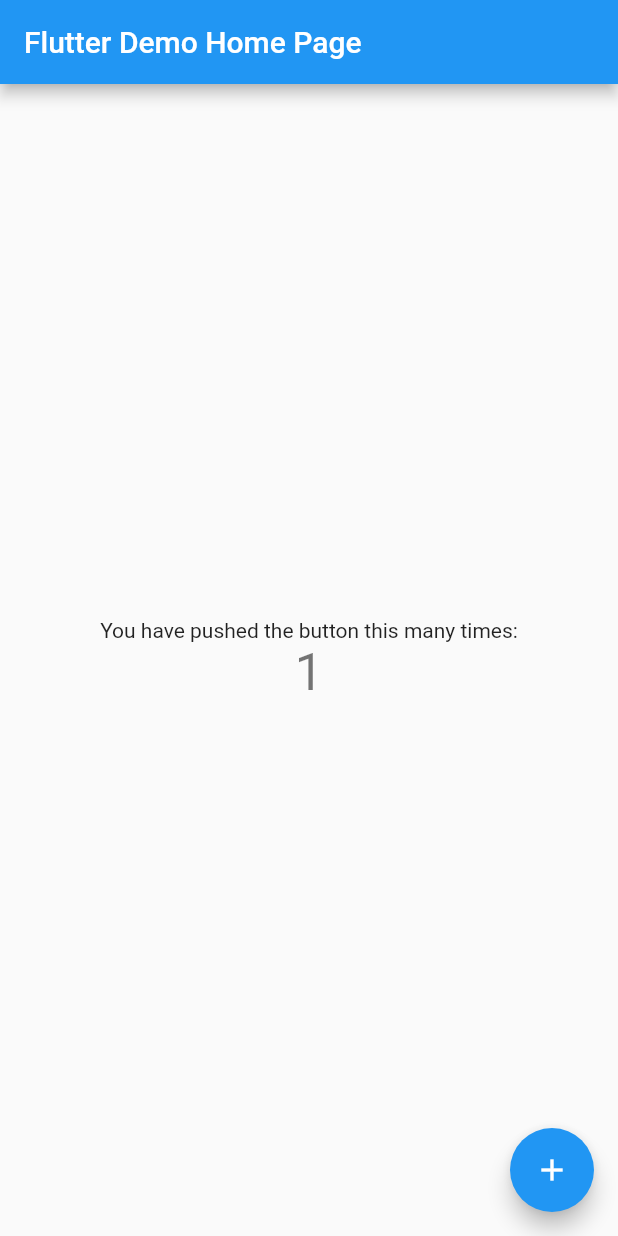
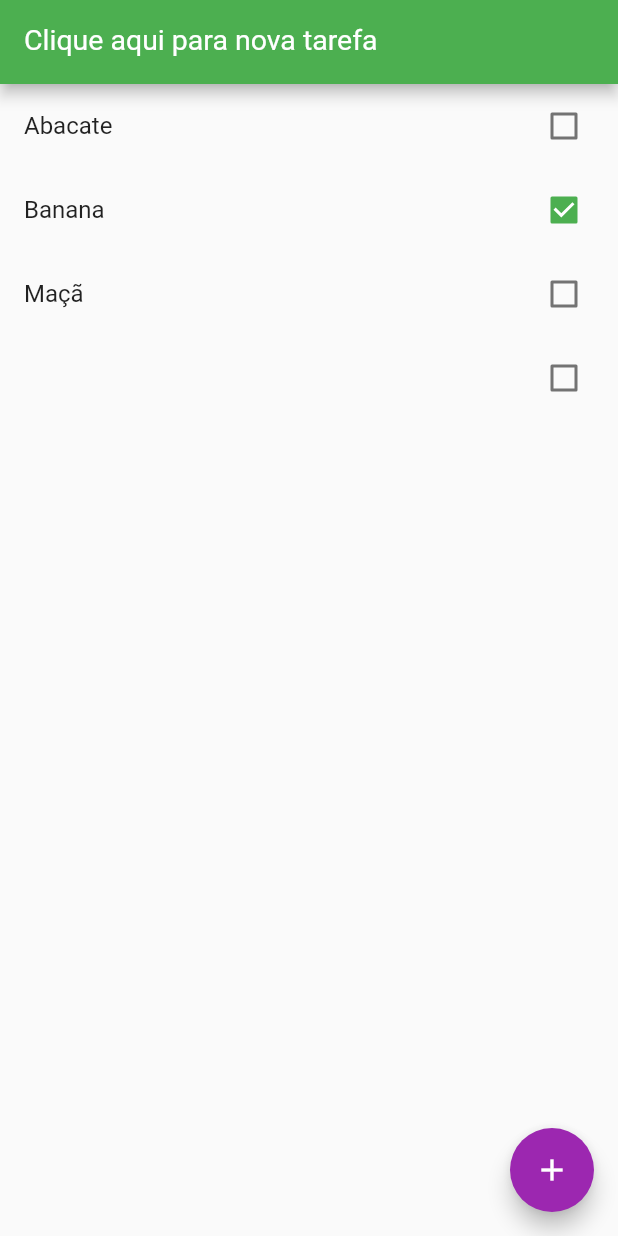
Before and after one commit to igordsa/App_flutter, a Flutter app: the screen it shows after launch, after a tap on the "add" icon, on a phone screen of 412 x 824 dp. Run offline on Flutter 3.47's test engine with Material 2 defaults, Android fonts, the phone set to English and light mode, and no system bars.

Commit message:
Estrutura inicial

```diff
--- a/App_init/lib/main.dart
+++ b/App_init/lib/main.dart
@@ -1,117 +1,90 @@
+import 'package:App_init/models/item.dart';
 import 'package:flutter/material.dart';
+import 'package:flutter/widgets.dart';
 
-void main() {
-  runApp(MyApp());
-}
+void main() => runApp(App());
 
-class MyApp extends StatelessWidget {
-  // This widget is the root of your application.
+class App extends StatelessWidget {
   @override
   Widget build(BuildContext context) {
     return MaterialApp(
-      title: 'Flutter Demo',
-      theme: ThemeData(
-        // This is the theme of your application.
-        //
-        // Try running your application with "flutter run". You'll see the
-        // application has a blue toolbar. Then, without quitting the app, try
-        // changing the primarySwatch below to Colors.green and then invoke
-        // "hot reload" (press "r" in the console where you ran "flutter run",
-        // or simply save your changes to "hot reload" in a Flutter IDE).
-        // Notice that the counter didn't reset back to zero; the application
-        // is not restarted.
-        primarySwatch: Colors.blue,
-        // This makes the visual density adapt to the platform that you run
-        // the app on. For desktop platforms, the controls will be smaller and
-        // closer together (more dense) than on mobile platforms.
-        visualDensity: VisualDensity.adaptivePlatformDensity,
-      ),
-      home: MyHomePage(title: 'Flutter Demo Home Page'),
-    );
+        title: 'Flutter Demo',
+        debugShowCheckedModeBanner: false,
+        theme: ThemeData(
+          primarySwatch: Colors.green,
+        ),
+        home: HomePage());
   }
 }
 
-class MyHomePage extends StatefulWidget {
-  MyHomePage({Key key, this.title}) : super(key: key);
+class HomePage extends StatefulWidget {
+  var items = new List<Item>();
 
-  // This widget is the home page of your application. It is stateful, meaning
-  // that it has a State object (defined below) that contains fields that affect
-  // how it looks.
-
-  // This class is the configuration for the state. It holds the values (in this
-  // case the title) provided by the parent (in this case the App widget) and
-  // used by the build method of the State. Fields in a Widget subclass are
-  // always marked "final".
-
-  final String title;
+  HomePage() {
+    items = [];
+    items.add(Item(title: "Abacate", done: false));
+    items.add(Item(title: "Banana", done: true));
+    items.add(Item(title: "Maçã", done: false));
+  }
 
   @override
-  _MyHomePageState createState() => _MyHomePageState();
+  _HomePageState createState() => _HomePageState();
 }
 
-class _MyHomePageState extends State<MyHomePage> {
-  int _counter = 0;
+class _HomePageState extends State<HomePage> {
+  var newTaskController = TextEditingController();
 
-  void _incrementCounter() {
+  void add() {
     setState(() {
-      // This call to setState tells the Flutter framework that something has
-      // changed in this State, which causes it to rerun the build method below
-      // so that the display can reflect the updated values. If we changed
-      // _counter without calling setState(), then the build method would not be
-      // called again, and so nothing would appear to happen.
-      _counter++;
+      widget.items.add(
+        Item(
+          title: newTaskController.text,
+          done: false,
+        ),
+      );
+      newTaskController.text = "";
     });
   }
 
   @override
   Widget build(BuildContext context) {
-    // This method is rerun every time setState is called, for instance as done
-    // by the _incrementCounter method above.
-    //
-    // The Flutter framework has been optimized to make rerunning build methods
-    // fast, so that you can just rebuild anything that needs updating rather
-    // than having to individually change instances of widgets.
     return Scaffold(
       appBar: AppBar(
-        // Here we take the value from the MyHomePage object that was created by
-        // the App.build method, and use it to set our appbar title.
-        title: Text(widget.title),
-      ),
-      body: Center(
-        // Center is a layout widget. It takes a single child and positions it
-        // in the middle of the parent.
-        child: Column(
-          // Column is also a layout widget. It takes a list of children and
-          // arranges them vertically. By default, it sizes itself to fit its
-          // children horizontally, and tries to be as tall as its parent.
-          //
-          // Invoke "debug painting" (press "p" in the console, choose the
-          // "Toggle Debug Paint" action from the Flutter Inspector in Android
-          // Studio, or the "Toggle Debug Paint" command in Visual Studio Code)
-          // to see the wireframe for each widget.
-          //
-          // Column has various properties to control how it sizes itself and
-          // how it positions its children. Here we use mainAxisAlignment to
-          // center the children vertically; the main axis here is the vertical
-          // axis because Columns are vertical (the cross axis would be
-          // horizontal).
-          mainAxisAlignment: MainAxisAlignment.center,
-          children: <Widget>[
-            Text(
-              'You have pushed the button this many times:',
-            ),
-            Text(
-              '$_counter',
-              style: Theme.of(context).textTheme.headline4,
-            ),
-          ],
+        title: TextFormField(
+          controller: newTaskController,
+          keyboardType: TextInputType.text,
+          style: TextStyle(
+            color: Colors.white,
+            fontSize: 19,
+          ),
+          decoration: InputDecoration(
+            labelText: "Clique aqui para nova tarefa",
+            labelStyle: TextStyle(color: Colors.white),
+          ),
         ),
       ),
+      body: ListView.builder(
+        itemCount: widget.items.length,
+        itemBuilder: (BuildContext ctxt, int index) {
+          final item = widget.items[index];
+
+          return CheckboxListTile(
+            title: Text(item.title),
+            key: Key(item.title),
+            value: item.done,
+            onChanged: (value) {
+              setState(() {
+                item.done = value;
+              });
+            },
+          );
+        },
+      ),
       floatingActionButton: FloatingActionButton(
-        onPressed: _incrementCounter,
-        tooltip: 'Increment',
+        onPressed: add,
         child: Icon(Icons.add),
-      ), // This trailing comma makes auto-formatting nicer for build methods.
+        backgroundColor: Colors.purple,
+      ),
     );
   }
 }
--- /dev/null
+++ b/App_init/lib/models/item.dart
@@ -0,0 +1,18 @@
+class Item {
+  String title;
+  bool done;
+
+  Item({this.title, this.done});
+
+  Item.fromJson(Map<String, dynamic> json) {
+    title = json['title'];
+    done = json['done'];
+  }
+
+  Map<String, dynamic> toJson() {
+    final Map<String, dynamic> data = new Map<String, dynamic>();
+    data['title'] = this.title;
+    data['done'] = this.done;
+    return data;
+  }
+}
```
Also changed, not shown: 1 other file.
